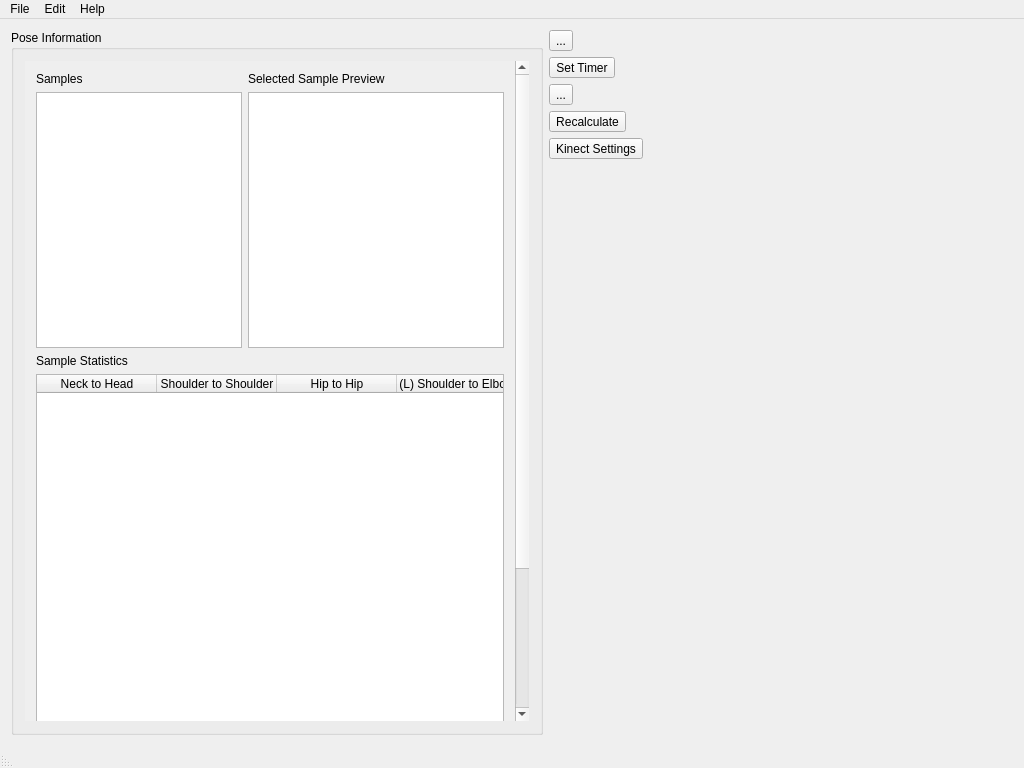
Qt form mainwindow.ui (freemancw/PoseDesigner) before a commit.
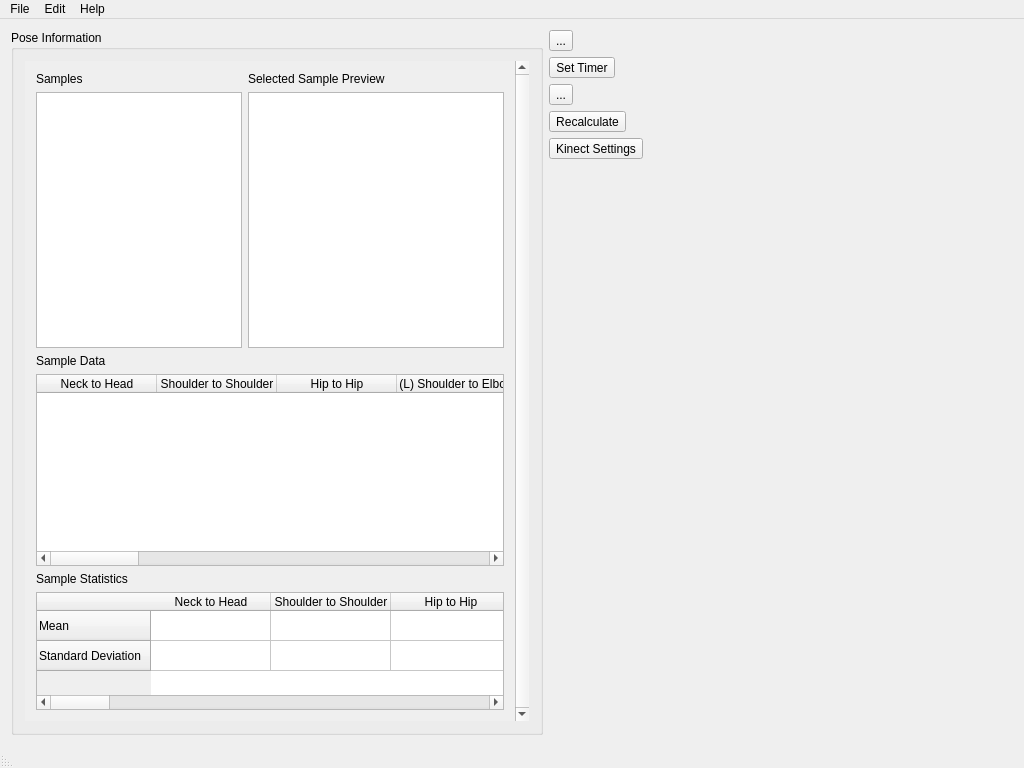
The same form after that commit. Icons and pictures are not drawn. Custom widgets are drawn as their Qt base class.

Diff of the .ui file:
```diff
--- a/mainwindow.ui
+++ b/mainwindow.ui
@@ -62,9 +62,9 @@
           <property name="geometry">
            <rect>
             <x>0</x>
-            <y>-166</y>
+            <y>0</y>
             <width>451</width>
-            <height>842</height>
+            <height>676</height>
            </rect>
           </property>
           <property name="sizePolicy">
@@ -139,7 +139,7 @@
            <item>
             <widget class="QLabel" name="label_3">
              <property name="text">
-              <string>Sample Statistics</string>
+              <string>Sample Data</string>
              </property>
             </widget>
            </item>
@@ -154,7 +154,7 @@
              <property name="minimumSize">
               <size>
                <width>0</width>
-               <height>522</height>
+               <height>0</height>
               </size>
              </property>
              <property name="verticalScrollBarPolicy">
@@ -276,6 +276,111 @@
              </column>
             </widget>
            </item>
+           <item>
+            <widget class="QLabel" name="sampleStats">
+             <property name="text">
+              <string>Sample Statistics</string>
+             </property>
+            </widget>
+           </item>
+           <item>
+            <widget class="QTableWidget" name="statsWidget">
+             <property name="sizePolicy">
+              <sizepolicy hsizetype="Expanding" vsizetype="Preferred">
+               <horstretch>0</horstretch>
+               <verstretch>0</verstretch>
+              </sizepolicy>
+             </property>
+             <attribute name="horizontalHeaderDefaultSectionSize">
+              <number>120</number>
+             </attribute>
+             <row>
+              <property name="text">
+               <string>Mean</string>
+              </property>
+             </row>
+             <row>
+              <property name="text">
+               <string>Standard Deviation</string>
+              </property>
+             </row>
+             <column>
+              <property name="text">
+               <string>Neck to Head</string>
+              </property>
+             </column>
+             <column>
+              <property name="text">
+               <string>Shoulder to Shoulder</string>
+              </property>
+             </column>
+             <column>
+              <property name="text">
+               <string>Hip to Hip</string>
+              </property>
+             </column>
+             <column>
+              <property name="text">
+               <string>(L) Shoulder to Elbow</string>
+              </property>
+             </column>
+             <column>
+              <property name="text">
+               <string>(L) Elbow to Hand</string>
+              </property>
+             </column>
+             <column>
+              <property name="text">
+               <string>(L) Shoulder to Waist</string>
+              </property>
+             </column>
+             <column>
+              <property name="text">
+               <string>(L) Waist to Hip</string>
+              </property>
+             </column>
+             <column>
+              <property name="text">
+               <string>(L) Hip to Knee</string>
+              </property>
+             </column>
+             <column>
+              <property name="text">
+               <string>(L) Knee to Foot</string>
+              </property>
+             </column>
+             <column>
+              <property name="text">
+               <string>(R) Shoulder to Elbow</string>
+              </property>
+             </column>
+             <column>
+              <property name="text">
+               <string>(R) Elbow to Hand</string>
+              </property>
+             </column>
+             <column>
+              <property name="text">
+               <string>(R) Shoulder to Waist</string>
+              </property>
+             </column>
+             <column>
+              <property name="text">
+               <string>(R) Waist to Hip</string>
+              </property>
+             </column>
+             <column>
+              <property name="text">
+               <string>(R) Hip to Knee</string>
+              </property>
+             </column>
+             <column>
+              <property name="text">
+               <string>(R) Knee to Foot</string>
+              </property>
+             </column>
+            </widget>
+           </item>
           </layout>
          </widget>
         </widget>
```
Left out of the diff: 5 changed lines with no effect on the pictures.
